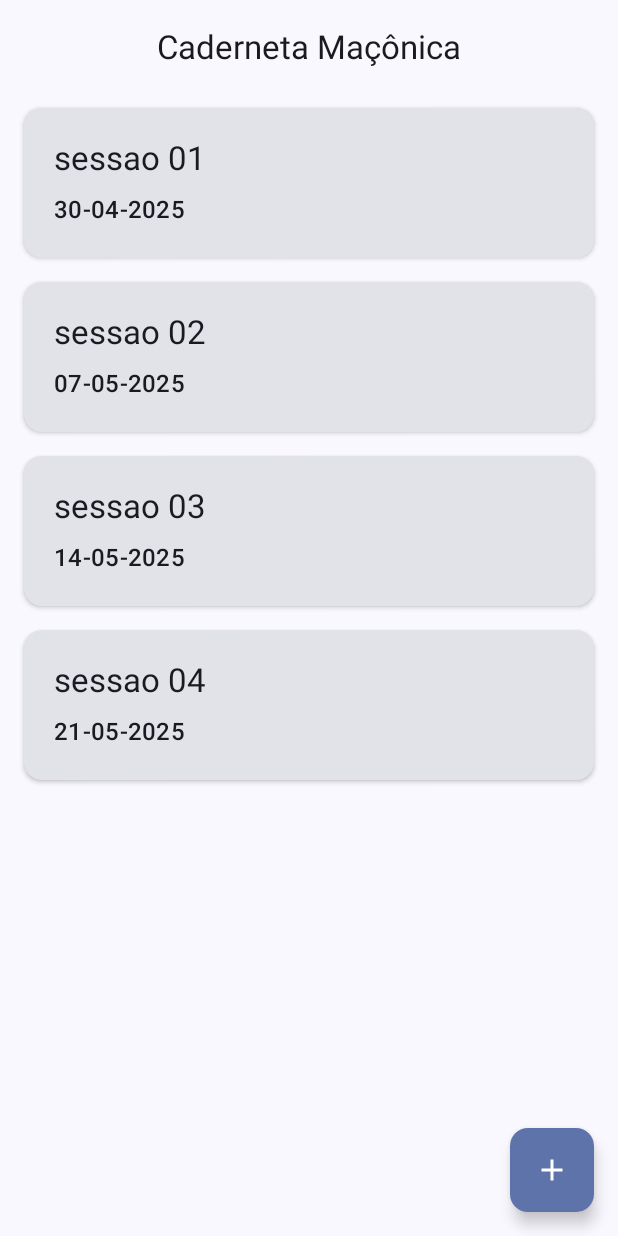
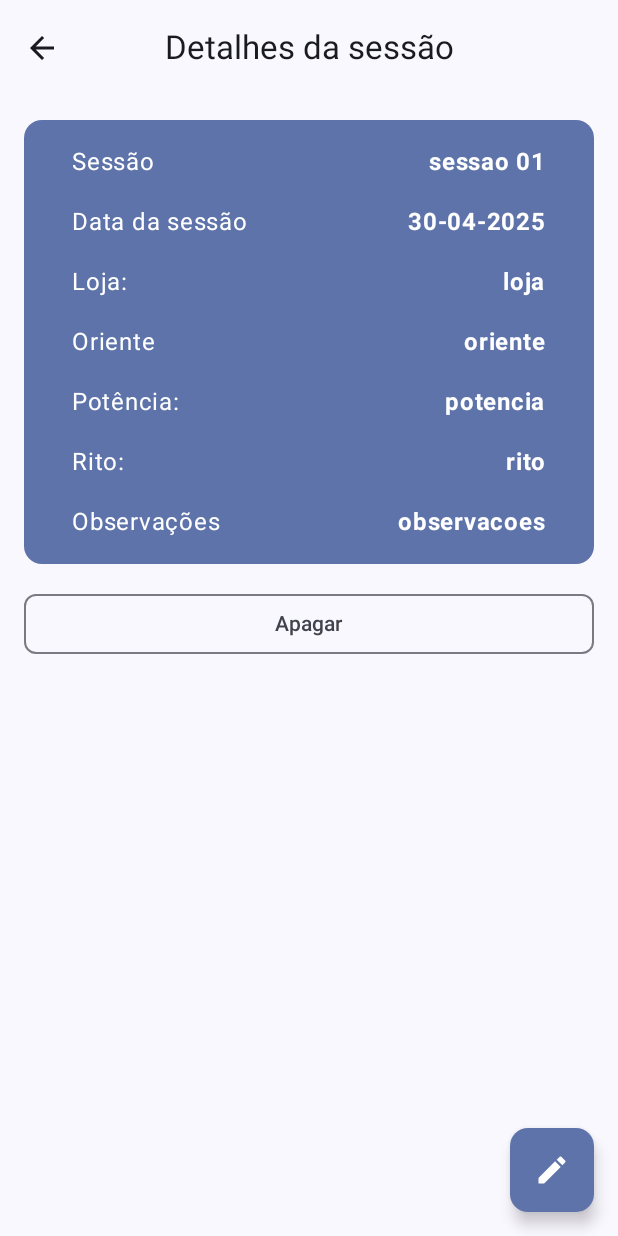
Before and after one commit to Ladeia/CadernetaMaconica, an Android app built with Jetpack Compose: the screen it shows after launch (MainActivity), after a tap on "sessao 01", on a phone screen of 412 x 824 dp. Run offline under Robolectric (Android 15) with nearby library versions, the phone set to English and light mode, and no system bars.

Commit message:
adicionando a tela de detalhes e navegação

```diff
--- a/app/src/main/java/com/antonioladeia/cadernetamaconica/ui/home/HomeScreen.kt
+++ b/app/src/main/java/com/antonioladeia/cadernetamaconica/ui/home/HomeScreen.kt
@@ -26,8 +26,6 @@ import androidx.compose.material3.Scaffold
 import androidx.compose.material3.Text
 import androidx.compose.material3.TopAppBarDefaults
 import androidx.compose.runtime.Composable
-import androidx.compose.runtime.collectAsState
-import androidx.compose.runtime.getValue
 import androidx.compose.ui.Alignment
 import androidx.compose.ui.Modifier
 import androidx.compose.ui.input.nestedscroll.nestedScroll
@@ -37,7 +35,6 @@ import androidx.compose.ui.res.stringResource
 import androidx.compose.ui.text.style.TextAlign
 import androidx.compose.ui.tooling.preview.Preview
 import androidx.compose.ui.unit.dp
-import androidx.lifecycle.viewmodel.compose.viewModel
 import com.antonioladeia.cadernetamaconica.CadernetaTopAppBar
 import com.antonioladeia.cadernetamaconica.R
 import com.antonioladeia.cadernetamaconica.data.SessionDataFake
@@ -54,8 +51,8 @@ object HomeDestination : NavigationDestination {
 @OptIn(ExperimentalMaterial3Api::class)
 @Composable
 fun HomeScreen(
-    navigateToItemEntry: () -> Unit,
-//    navigateToItemUpdate: (Int) -> Unit,
+    navigateToSessionEntry: () -> Unit,
+    navigateToItemUpdate: (Int) -> Unit,
     modifier: Modifier = Modifier
 ) {
     val scrollBehavior = TopAppBarDefaults.enterAlwaysScrollBehavior()
@@ -71,7 +68,7 @@ fun HomeScreen(
         },
         floatingActionButton = {
             FloatingActionButton(
-                onClick = navigateToItemEntry,
+                onClick = navigateToSessionEntry,
                 shape = MaterialTheme.shapes.medium,
                 modifier = Modifier
                     .padding(
@@ -88,7 +85,7 @@ fun HomeScreen(
     ) { innerPadding ->
         HomeBody(
             sessionList = sessions,
-            //onSessionClick = doNothing(),
+            onSessionClick = navigateToItemUpdate,
             modifier = modifier.fillMaxSize(),
             contentPadding = innerPadding,
         )
@@ -98,7 +95,7 @@ fun HomeScreen(
 @Composable
 private fun HomeBody(
     sessionList: List<SessionEntity>,
-    //onSessionClick: (Int) -> Unit,
+    onSessionClick: (Int) -> Unit,
     modifier: Modifier = Modifier,
     contentPadding: PaddingValues = PaddingValues(0.dp),
 ) {
@@ -116,7 +113,7 @@ private fun HomeBody(
         } else {
             SessionList(
                 itemList = sessionList,
-                onItemClick = { doNothing() },
+                onItemClick = { onSessionClick(it.id) },
                 contentPadding = contentPadding,
                 modifier = Modifier.padding(horizontal = dimensionResource(id = R.dimen.padding_small))
             )
@@ -176,7 +173,7 @@ private fun SessionItem(
 fun HomeBodyPreview() {
     val sessions = SessionDataFake().allSessions()
     CadernetaMaconicaTheme {
-        HomeBody(sessions)
+        HomeBody(sessions, onSessionClick = {})
     }
 }
 
@@ -184,7 +181,7 @@ fun HomeBodyPreview() {
 @Composable
 fun HomeBodyEmptyListPreview() {
     CadernetaMaconicaTheme {
-        HomeBody(listOf())
+        HomeBody(listOf(), onSessionClick = {})
     }
 }
 
@@ -197,7 +194,3 @@ fun SessionItemPreview() {
         )
     }
 }
-
-fun doNothing(){
-
-}
--- a/app/src/main/java/com/antonioladeia/cadernetamaconica/ui/navigation/CadernetaNavGraph.kt
+++ b/app/src/main/java/com/antonioladeia/cadernetamaconica/ui/navigation/CadernetaNavGraph.kt
@@ -9,6 +9,8 @@ import androidx.navigation.compose.composable
 import androidx.navigation.navArgument
 import com.antonioladeia.cadernetamaconica.ui.home.HomeDestination
 import com.antonioladeia.cadernetamaconica.ui.home.HomeScreen
+import com.antonioladeia.cadernetamaconica.ui.session.SessionDetailsDestination
+import com.antonioladeia.cadernetamaconica.ui.session.SessionDetailsScreen
 import com.antonioladeia.cadernetamaconica.ui.session.SessionEntryDestination
 import com.antonioladeia.cadernetamaconica.ui.session.SessionEntryScreen
 
@@ -24,10 +26,10 @@ fun CadernetaNavHost(
     ) {
         composable(route = HomeDestination.route) {
             HomeScreen(
-                navigateToItemEntry = { navController.navigate(SessionEntryDestination.route) },
-//                navigateToItemUpdate = {
-//                    navController.navigate("${SessionDetailsDestination.route}/${it}")
-//                }
+                navigateToSessionEntry = { navController.navigate(SessionEntryDestination.route) },
+                navigateToItemUpdate = {
+                    navController.navigate("${SessionDetailsDestination.route}/${it}")
+                }
             )
         }
         composable(route = SessionEntryDestination.route) {
@@ -36,17 +38,18 @@ fun CadernetaNavHost(
                 onNavigateUp = { navController.navigateUp() }
             )
         }
-//        composable(
-//            route = SessionDetailsDestination.routeWithArgs,
-//            arguments = listOf(navArgument(SessionDetailsDestination.itemIdArg) {
-//                type = NavType.IntType
-//            })
-//        ) {
-//            SessionDetailsScreen(
-//                navigateToEditSession = { navController.navigate("${SessionEditDestination.route}/$it") },
-//                navigateBack = { navController.navigateUp() }
-//            )
-//        }
+        composable(
+            route = SessionDetailsDestination.routeWithArgs,
+            arguments = listOf(navArgument(SessionDetailsDestination.itemIdArg) {
+                type = NavType.IntType
+            })
+        ) {
+            SessionDetailsScreen(
+                //navigateToEditSession = { navController.navigate("${SessionEditDestination.route}/$it") },
+                navigateToEditSession = { navController.navigate("") },
+                navigateBack = { navController.navigateUp() }
+            )
+        }
 //        composable(
 //            route = SessionEditDestination.routeWithArgs,
 //            arguments = listOf(navArgument(SessionEditDestination.itemIdArg) {
--- /dev/null
+++ b/app/src/main/java/com/antonioladeia/cadernetamaconica/ui/session/SessionDetailsScreen.kt
@@ -0,0 +1,277 @@
+package com.antonioladeia.cadernetamaconica.ui.session
+
+import androidx.annotation.StringRes
+import androidx.compose.foundation.layout.Arrangement
+import androidx.compose.foundation.layout.Column
+import androidx.compose.foundation.layout.Row
+import androidx.compose.foundation.layout.Spacer
+import androidx.compose.foundation.layout.WindowInsets
+import androidx.compose.foundation.layout.asPaddingValues
+import androidx.compose.foundation.layout.calculateEndPadding
+import androidx.compose.foundation.layout.calculateStartPadding
+import androidx.compose.foundation.layout.fillMaxWidth
+import androidx.compose.foundation.layout.padding
+import androidx.compose.foundation.layout.safeDrawing
+import androidx.compose.foundation.rememberScrollState
+import androidx.compose.foundation.verticalScroll
+import androidx.compose.material.icons.Icons
+import androidx.compose.material.icons.filled.Edit
+import androidx.compose.material3.AlertDialog
+import androidx.compose.material3.Card
+import androidx.compose.material3.CardDefaults
+import androidx.compose.material3.ExperimentalMaterial3Api
+import androidx.compose.material3.FloatingActionButton
+import androidx.compose.material3.Icon
+import androidx.compose.material3.MaterialTheme
+import androidx.compose.material3.OutlinedButton
+import androidx.compose.material3.Scaffold
+import androidx.compose.material3.Text
+import androidx.compose.material3.TextButton
+import androidx.compose.runtime.Composable
+import androidx.compose.runtime.collectAsState
+import androidx.compose.runtime.getValue
+import androidx.compose.runtime.mutableStateOf
+import androidx.compose.runtime.rememberCoroutineScope
+import androidx.compose.runtime.saveable.rememberSaveable
+import androidx.compose.runtime.setValue
+import androidx.compose.ui.Modifier
+import androidx.compose.ui.platform.LocalLayoutDirection
+import androidx.compose.ui.res.dimensionResource
+import androidx.compose.ui.res.stringResource
+import androidx.compose.ui.text.font.FontWeight
+import androidx.compose.ui.tooling.preview.Preview
+import androidx.lifecycle.viewmodel.compose.viewModel
+import com.antonioladeia.cadernetamaconica.CadernetaTopAppBar
+import com.antonioladeia.cadernetamaconica.R
+import com.antonioladeia.cadernetamaconica.data.SessionDataFake
+import com.antonioladeia.cadernetamaconica.data.SessionEntity
+import com.antonioladeia.cadernetamaconica.ui.navigation.NavigationDestination
+import com.antonioladeia.cadernetamaconica.ui.theme.CadernetaMaconicaTheme
+import kotlinx.coroutines.launch
+import java.time.LocalDate
+
+object SessionDetailsDestination : NavigationDestination {
+    override val route = "session_details"
+    override val titleRes = R.string.session_detail_title
+    const val itemIdArg = "id"
+    val routeWithArgs = "$route/{$itemIdArg}"
+}
+
+@OptIn(ExperimentalMaterial3Api::class)
+@Composable
+fun SessionDetailsScreen(
+    navigateToEditSession: (Int) -> Unit,
+    navigateBack: () -> Unit,
+    modifier: Modifier = Modifier,
+) {
+    val coroutineScope = rememberCoroutineScope()
+    Scaffold(
+        topBar = {
+            CadernetaTopAppBar(
+                title = stringResource(SessionDetailsDestination.titleRes),
+                canNavigateBack = true,
+                navigateUp = navigateBack
+            )
+        },
+        floatingActionButton = {
+            FloatingActionButton(
+                onClick = { navigateToEditSession(SessionDataFake().allSessions().get(0).id) },
+                shape = MaterialTheme.shapes.medium,
+                modifier = Modifier
+                    .padding(
+                        end = WindowInsets.safeDrawing.asPaddingValues()
+                            .calculateEndPadding(LocalLayoutDirection.current)
+                    )
+            ) {
+                Icon(
+                    imageVector = Icons.Default.Edit,
+                    contentDescription = stringResource(R.string.edit_session_title),
+                )
+            }
+        },
+        modifier = modifier,
+    ) { innerPadding ->
+        SessionDetailsBody(
+            onDelete = {
+                // Note: If the user rotates the screen very fast, the operation may get cancelled
+                // and the item may not be deleted from the Database. This is because when config
+                // change occurs, the Activity will be recreated and the rememberCoroutineScope will
+                // be cancelled - since the scope is bound to composition.
+                coroutineScope.launch {
+                    navigateBack()
+                }
+            },
+            modifier = Modifier
+                .padding(
+                    start = innerPadding.calculateStartPadding(LocalLayoutDirection.current),
+                    top = innerPadding.calculateTopPadding(),
+                    end = innerPadding.calculateEndPadding(LocalLayoutDirection.current),
+                )
+                .verticalScroll(rememberScrollState())
+        )
+    }
+}
+
+@Composable
+private fun SessionDetailsBody(
+    onDelete: () -> Unit,
+    modifier: Modifier = Modifier
+) {
+    Column(
+        modifier = modifier.padding(dimensionResource(id = R.dimen.padding_medium)),
+        verticalArrangement = Arrangement.spacedBy(dimensionResource(id = R.dimen.padding_medium))
+    ) {
+        var deleteConfirmationRequired by rememberSaveable { mutableStateOf(false) }
+        SessionDetails(
+            session = SessionDataFake().allSessions().get(0), modifier = Modifier.fillMaxWidth()
+        )
+        OutlinedButton(
+            onClick = { deleteConfirmationRequired = true },
+            shape = MaterialTheme.shapes.small,
+            modifier = Modifier.fillMaxWidth()
+        ) {
+            Text(stringResource(R.string.delete))
+        }
+        if (deleteConfirmationRequired) {
+            DeleteConfirmationDialog(
+                onDeleteConfirm = {
+                    deleteConfirmationRequired = false
+                    onDelete()
+                },
+                onDeleteCancel = { deleteConfirmationRequired = false },
+                modifier = Modifier.padding(dimensionResource(id = R.dimen.padding_medium))
+            )
+        }
+    }
+}
+
+
+@Composable
+fun SessionDetails(
+    session: SessionEntity, modifier: Modifier = Modifier
+) {
+    Card(
+        modifier = modifier, colors = CardDefaults.cardColors(
+            containerColor = MaterialTheme.colorScheme.primaryContainer,
+            contentColor = MaterialTheme.colorScheme.onPrimaryContainer
+        )
+    ) {
+        Column(
+            modifier = Modifier
+                .fillMaxWidth()
+                .padding(dimensionResource(id = R.dimen.padding_medium)),
+            verticalArrangement = Arrangement.spacedBy(dimensionResource(id = R.dimen.padding_medium))
+        ) {
+            SessionDetailsRow(
+                labelResID = R.string.session,
+                itemDetail = session.sessao,
+                modifier = Modifier.padding(
+                    horizontal = dimensionResource(
+                        id = R.dimen
+                            .padding_medium
+                    )
+                )
+            )
+            SessionDetailsRow(
+                labelResID = R.string.data_sessao,
+                itemDetail = session.dataSessao,
+                modifier = Modifier.padding(
+                    horizontal = dimensionResource(
+                        id = R.dimen
+                            .padding_medium
+                    )
+                )
+            )
+            SessionDetailsRow(
+                labelResID = R.string.loja,
+                itemDetail = session.loja,
+                modifier = Modifier.padding(
+                    horizontal = dimensionResource(
+                        id = R.dimen
+                            .padding_medium
+                    )
+                )
+            )
+            SessionDetailsRow(
+                labelResID = R.string.oriente,
+                itemDetail = session.oriente,
+                modifier = Modifier.padding(
+                    horizontal = dimensionResource(
+                        id = R.dimen
+                            .padding_medium
+                    )
+                )
+            )
+            SessionDetailsRow(
+                labelResID = R.string.potencia,
+                itemDetail = session.potencia,
+                modifier = Modifier.padding(
+                    horizontal = dimensionResource(
+                        id = R.dimen
+                            .padding_medium
+                    )
+                )
+            )
+            SessionDetailsRow(
+                labelResID = R.string.rito,
+                itemDetail = session.rito,
+                modifier = Modifier.padding(
+                    horizontal = dimensionResource(
+                        id = R.dimen
+                            .padding_medium
+                    )
+                )
+            )
+            SessionDetailsRow(
+                labelResID = R.string.observacoes,
+                itemDetail = session.observacoes ?: "",
+                modifier = Modifier.padding(
+                    horizontal = dimensionResource(
+                        id = R.dimen
+                            .padding_medium
+                    )
+                )
+            )
+        }
+
+    }
+}
+
+@Composable
+private fun SessionDetailsRow(
+    @StringRes labelResID: Int, itemDetail: String, modifier: Modifier = Modifier
+) {
+    Row(modifier = modifier) {
+        Text(text = stringResource(labelResID))
+        Spacer(modifier = Modifier.weight(1f))
+        Text(text = itemDetail, fontWeight = FontWeight.Bold)
+    }
+}
+
+@Composable
+private fun DeleteConfirmationDialog(
+    onDeleteConfirm: () -> Unit, onDeleteCancel: () -> Unit, modifier: Modifier = Modifier
+) {
+    AlertDialog(onDismissRequest = { /* Do nothing */ },
+        title = { Text(stringResource(R.string.attention)) },
+        text = { Text(stringResource(R.string.delete_session)) },
+        modifier = modifier,
+        dismissButton = {
+            TextButton(onClick = onDeleteCancel) {
+                Text(text = stringResource(R.string.no))
+            }
+        },
+        confirmButton = {
+            TextButton(onClick = onDeleteConfirm) {
+                Text(text = stringResource(R.string.yes))
+            }
+        })
+}
+
+@Preview(showBackground = true)
+@Composable
+fun SessionDetailsScreenPreview() {
+    CadernetaMaconicaTheme {
+        SessionDetailsBody(onDelete = {})
+    }
+}
--- a/app/src/main/res/values/strings.xml
+++ b/app/src/main/res/values/strings.xml
@@ -37,4 +37,5 @@
     <string name="session">Sessão</string>
     <string name="oriente">Oriente</string>
     <string name="observacoes">Observações</string>
+    <string name="session_detail_title">Detalhes da sessão</string>
 </resources>
```
